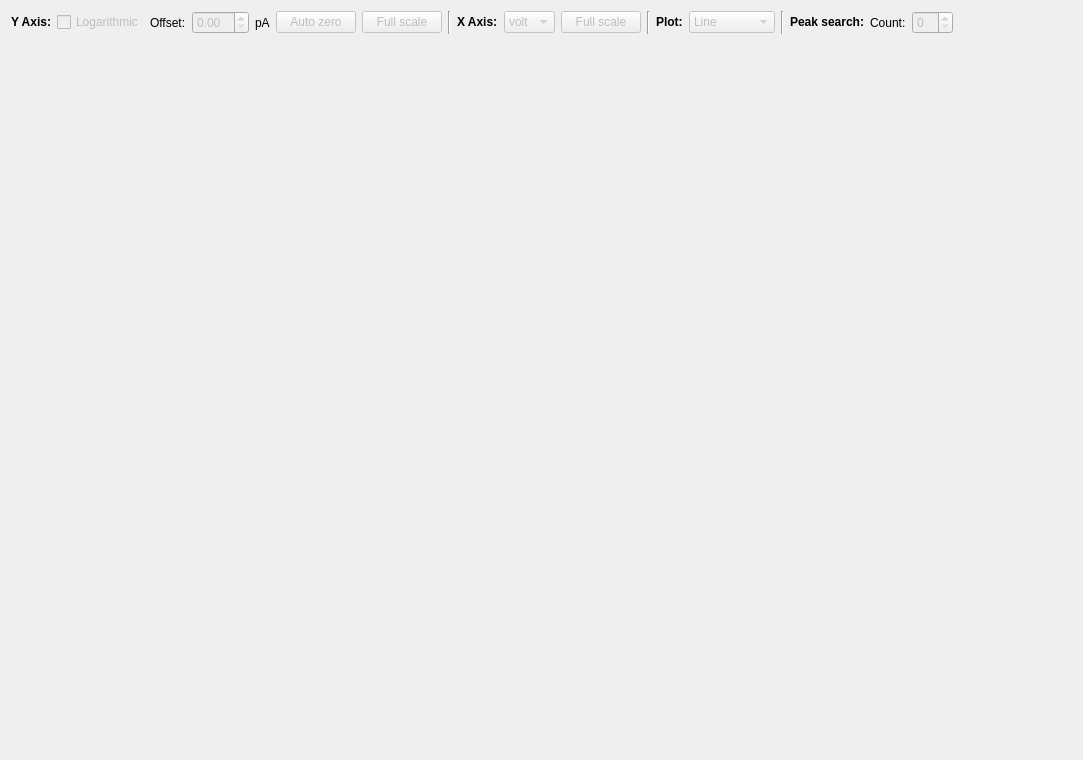
First picture: the form in src/qms/layouts/spectrum_plot.ui, repository JJendryka/QMS, before the edit.
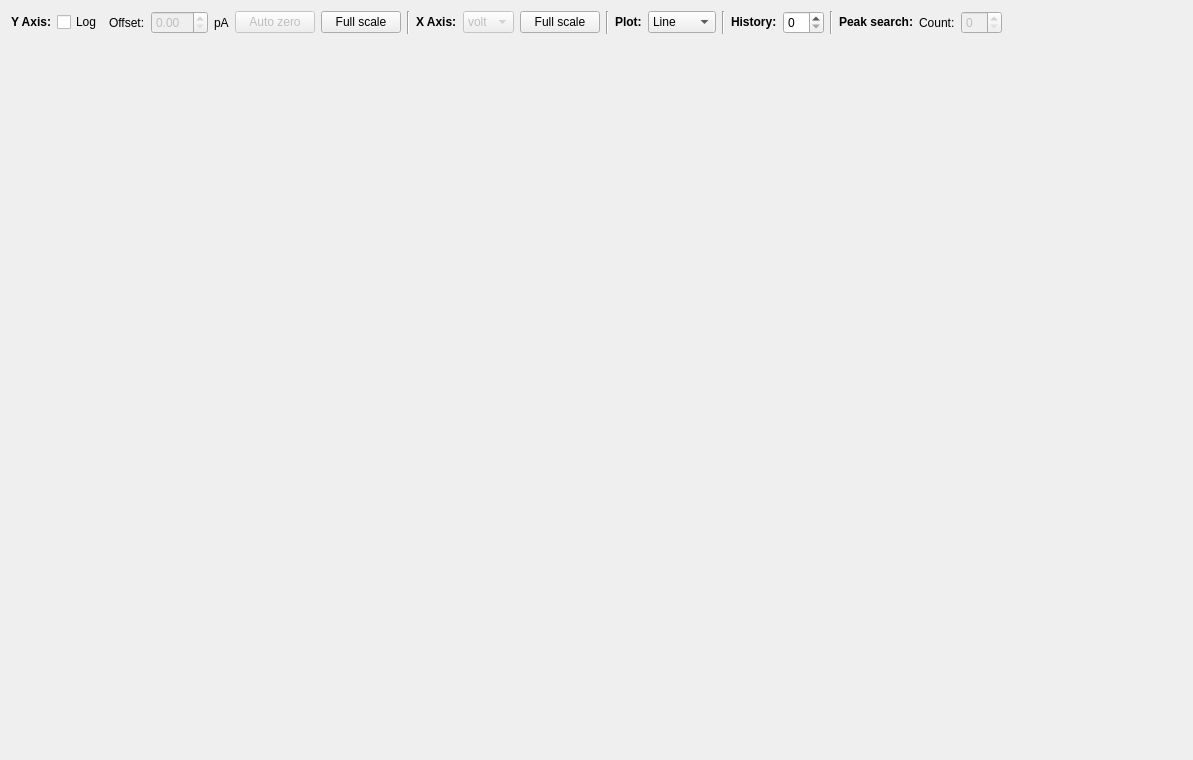
Second picture: the form after the edit.

Commit message: Scaling, history and kind change

The edit to the form file:
```diff
--- a/src/qms/layouts/spectrum_plot.ui
+++ b/src/qms/layouts/spectrum_plot.ui
@@ -6,7 +6,7 @@
    <rect>
     <x>0</x>
     <y>0</y>
-    <width>1083</width>
+    <width>1193</width>
     <height>760</height>
    </rect>
   </property>
@@ -26,10 +26,10 @@
      <item>
       <widget class="QCheckBox" name="log_checkbox">
        <property name="enabled">
-        <bool>false</bool>
+        <bool>true</bool>
        </property>
        <property name="text">
-        <string>Logarithmic</string>
+        <string>Log</string>
        </property>
       </widget>
      </item>
@@ -67,7 +67,7 @@
      <item>
       <widget class="QPushButton" name="y_fullscale_button">
        <property name="enabled">
-        <bool>false</bool>
+        <bool>true</bool>
        </property>
        <property name="text">
         <string>Full scale</string>
@@ -108,7 +108,7 @@
      <item>
       <widget class="QPushButton" name="x_fullscale_button">
        <property name="enabled">
-        <bool>false</bool>
+        <bool>true</bool>
        </property>
        <property name="text">
         <string>Full scale</string>
@@ -132,7 +132,7 @@
      <item>
       <widget class="QComboBox" name="plot_type_combobox">
        <property name="enabled">
-        <bool>false</bool>
+        <bool>true</bool>
        </property>
        <item>
         <property name="text">
@@ -144,11 +144,6 @@
          <string>Scatter</string>
         </property>
        </item>
-       <item>
-        <property name="text">
-         <string>Histogram</string>
-        </property>
-       </item>
       </widget>
      </item>
      <item>
@@ -158,6 +153,26 @@
        </property>
       </widget>
      </item>
+     <item>
+      <widget class="QLabel" name="label">
+       <property name="text">
+        <string>&lt;html&gt;&lt;head/&gt;&lt;body&gt;&lt;p&gt;&lt;span style=&quot; font-weight:600;&quot;&gt;History:&lt;/span&gt;&lt;/p&gt;&lt;/body&gt;&lt;/html&gt;</string>
+       </property>
+       <property name="textFormat">
+        <enum>Qt::AutoText</enum>
+       </property>
+      </widget>
+     </item>
+     <item>
+      <widget class="QSpinBox" name="history_count_spinbox"/>
+     </item>
+     <item>
+      <widget class="Line" name="line_4">
+       <property name="orientation">
+        <enum>Qt::Vertical</enum>
+       </property>
+      </widget>
+     </item>
      <item>
       <widget class="QLabel" name="peak_search_label">
        <property name="text">
```
The commit also changes 10 other files.
